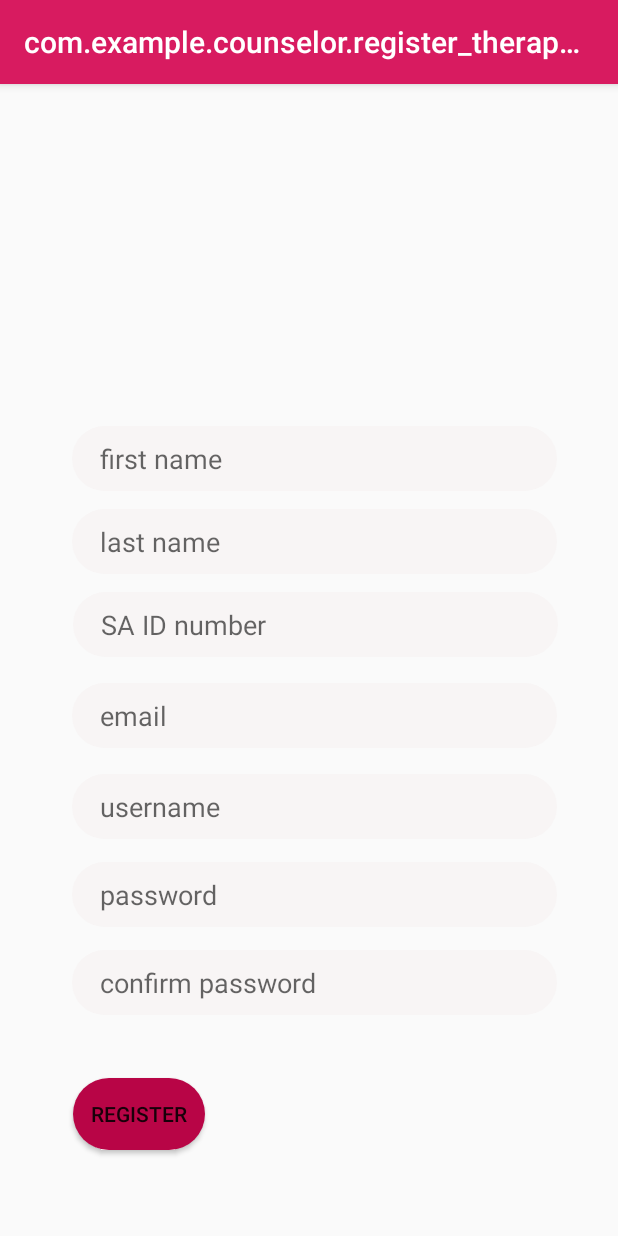
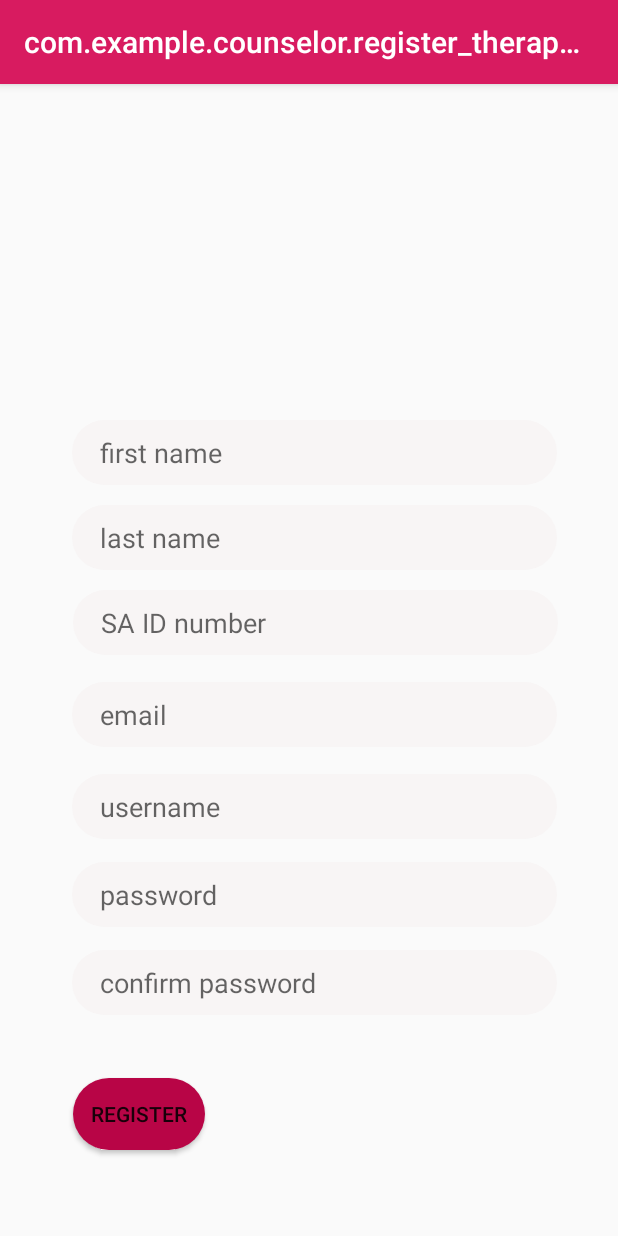
Before and after one commit to ETS-Android1/Android-Therapy-App, an Android app: the register_therapist screen opened directly, with no data from a screen before it, on a phone screen of 412 x 824 dp. Run offline under Robolectric (Android 15) with nearby library versions, the phone set to English and light mode, and no system bars.

Commit message:
start layouts

```diff
--- a/app/src/main/java/com/example/counselor/homeActivity.java
+++ b/app/src/main/java/com/example/counselor/homeActivity.java
@@ -16,5 +16,6 @@ public class homeActivity extends AppCompatActivity {
 
 
 
+
     }
 }
--- a/app/src/main/java/com/example/counselor/register_therapist.java
+++ b/app/src/main/java/com/example/counselor/register_therapist.java
@@ -1,13 +1,64 @@
 package com.example.counselor;
 
+import android.content.ContentValues;
 import android.os.Bundle;
+import android.view.View;
+import android.widget.Button;
+import android.widget.EditText;
 
 import androidx.appcompat.app.AppCompatActivity;
 
 public class register_therapist extends AppCompatActivity {
+    private EditText fname,Lname, ID,mail ,usern, pass, conpass;
+    private Button registeerr;
     protected void onCreate(Bundle savedInstanceState) {
         super.onCreate(savedInstanceState);
         setContentView(R.layout.register_therapist);
+        fname = findViewById(R.id.f_name);
+        Lname = findViewById(R.id.lname);
+        ID = findViewById(R.id.id_no);
+        mail = findViewById(R.id.email);
+        usern = findViewById(R.id.username_registerT);
+        pass = findViewById(R.id.password_registerT);
+        conpass = findViewById(R.id.confirm_pass_regT);
+        registeerr = findViewById(R.id.register_btnT);
+        registeerr.setOnClickListener(new View.OnClickListener() {
+            @Override
+            public void onClick(View view) {
+                // for the therapist table
+                //auto increment number of patients
+                // create a layout to make the therapist choose problems
+                PHPRequest p = new PHPRequest();
+                ContentValues values = new ContentValues();
+                values.put("", fname.getText().toString());
+                values.put("",Lname.getText().toString());
+                values.put("",ID.getText().toString());
+                values.put("",mail.getText().toString());
+                values.put("",usern.getText().toString());
+                values.put("",pass.getText().toString());
+
+
+
+                //for the person table
+                PHPRequest person = new PHPRequest();
+                ContentValues personvalues = new ContentValues();
+                personvalues.put("username", usern.getText().toString());
+                personvalues.put("password" , pass.getText().toString());
+                personvalues.put("type", "Therapist");
+
+
+
+
+
+
+
+
+            }
+        });
+
+
+
+
 
 
     }
--- a/app/src/main/java/com/example/counselor/type_of_regi.java
+++ b/app/src/main/java/com/example/counselor/type_of_regi.java
@@ -18,17 +18,19 @@ public class type_of_regi extends AppCompatActivity {
 
      p = findViewById(R.id.choose_Pbtn);
      T = findViewById(R.id.choose_Tbtn);
+
      p.setOnClickListener(new View.OnClickListener() {
          @Override
          public void onClick(View view) {
              setlayoutp();
-
+            //final String choice = "Patient";
          }
      });
     T.setOnClickListener(new View.OnClickListener() {
         @Override
         public void onClick(View view) {
             setlayoutt();
+            //public String choice = "Therapist";
         }
     });
 
--- a/app/src/main/res/layout/register_patient.xml
+++ b/app/src/main/res/layout/register_patient.xml
@@ -33,7 +33,7 @@
         android:background="@drawable/inputfield"
         android:ems="10"
         android:hint="    username"
-        android:inputType="number"
+        android:inputType="textPersonName"
         app:layout_constraintBottom_toTopOf="@+id/password_registerP"
         app:layout_constraintEnd_toEndOf="parent"
         app:layout_constraintStart_toStartOf="parent"
--- a/app/src/main/res/layout/register_therapist.xml
+++ b/app/src/main/res/layout/register_therapist.xml
@@ -13,7 +13,7 @@
         android:layout_marginLeft="48dp"
         android:layout_marginEnd="40dp"
         android:layout_marginRight="40dp"
-        android:layout_marginBottom="12dp"
+        android:layout_marginBottom="13dp"
         android:background="@drawable/inputfield"
         android:ems="10"
         android:hint="    first name"
@@ -27,7 +27,7 @@
         android:id="@+id/email"
         android:layout_width="323dp"
         android:layout_height="43dp"
-        android:layout_marginBottom="17dp"
+        android:layout_marginBottom="18dp"
         android:background="@drawable/inputfield"
         android:ems="10"
         android:hint="    email "
@@ -45,7 +45,7 @@
         android:layout_marginLeft="48dp"
         android:layout_marginEnd="40dp"
         android:layout_marginRight="40dp"
-        android:layout_marginBottom="17dp"
+        android:layout_marginBottom="18dp"
         android:background="@drawable/inputfield"
         android:ems="10"
         android:hint="    SA ID number"
@@ -73,7 +73,7 @@
         android:id="@+id/lname"
         android:layout_width="323dp"
         android:layout_height="43dp"
-        android:layout_marginBottom="12dp"
+        android:layout_marginBottom="13dp"
         android:background="@drawable/inputfield"
         android:ems="10"
         android:hint="    last name"
```
Also changed, not shown: app/src/main/java/com/example/counselor/register_patient.java (+25 -1 lines).
